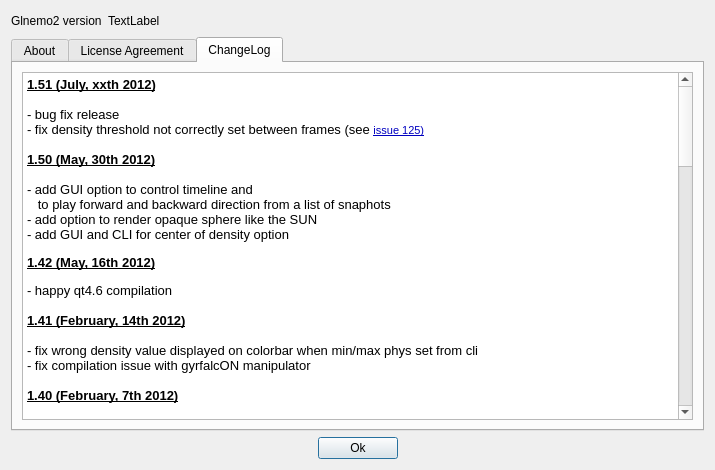
Above: src/formabout.ui from jcldc/glnemo2 before the change. Below: the same form after it.
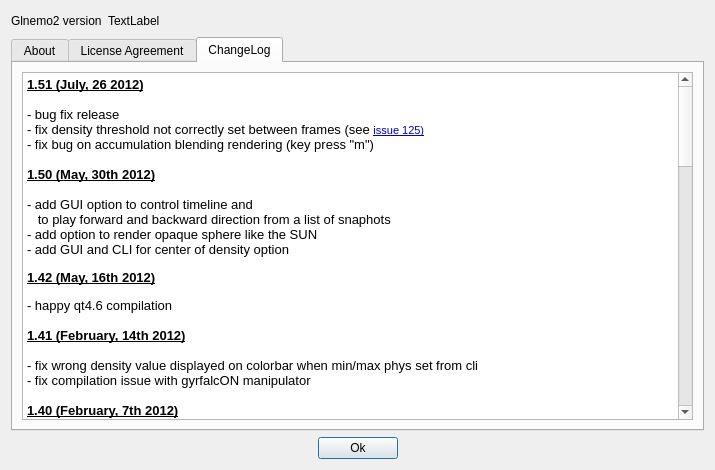
That is the form after the change. Icons and pictures are not drawn.

```diff
--- a/src/formabout.ui
+++ b/src/formabout.ui
@@ -1027,10 +1027,11 @@
 &lt;table border=&quot;0&quot; style=&quot;-qt-table-type: root; margin-top:4px; margin-bottom:4px; margin-left:4px; margin-right:4px;&quot;&gt;
 &lt;tr&gt;
 &lt;td style=&quot;border: none;&quot;&gt;
-&lt;p style=&quot; margin-top:0px; margin-bottom:0px; margin-left:0px; margin-right:0px; -qt-block-indent:0; text-indent:0px;&quot;&gt;&lt;span style=&quot; font-size:10pt; font-weight:600; text-decoration: underline;&quot;&gt;1.51 (July, xxth 2012)&lt;/span&gt;&lt;/p&gt;
+&lt;p style=&quot; margin-top:0px; margin-bottom:0px; margin-left:0px; margin-right:0px; -qt-block-indent:0; text-indent:0px;&quot;&gt;&lt;span style=&quot; font-size:10pt; font-weight:600; text-decoration: underline;&quot;&gt;1.51 (July, 26 2012)&lt;/span&gt;&lt;/p&gt;
 &lt;p style=&quot;-qt-paragraph-type:empty; margin-top:0px; margin-bottom:0px; margin-left:0px; margin-right:0px; -qt-block-indent:0; text-indent:0px; font-size:10pt; font-weight:600; text-decoration: underline;&quot;&gt;&lt;br /&gt;&lt;/p&gt;
 &lt;p style=&quot; margin-top:0px; margin-bottom:0px; margin-left:0px; margin-right:0px; -qt-block-indent:0; text-indent:0px;&quot;&gt;&lt;span style=&quot; font-size:10pt;&quot;&gt;- bug fix release&lt;/span&gt;&lt;/p&gt;
 &lt;p style=&quot; margin-top:0px; margin-bottom:0px; margin-left:0px; margin-right:0px; -qt-block-indent:0; text-indent:0px;&quot;&gt;&lt;span style=&quot; font-size:10pt;&quot;&gt;- fix density threshold not correctly set between frames (see &lt;/span&gt;&lt;a href=&quot;http://projets.oamp.fr/issues/125&quot;&gt;&lt;span style=&quot; text-decoration: underline; color:#0000c0;&quot;&gt;issue 125)&lt;/span&gt;&lt;/a&gt;&lt;/p&gt;
+&lt;p style=&quot; margin-top:0px; margin-bottom:0px; margin-left:0px; margin-right:0px; -qt-block-indent:0; text-indent:0px;&quot;&gt;&lt;span style=&quot; font-size:10pt;&quot;&gt;- fix bug on accumulation blending rendering (key press &amp;quot;m&amp;quot;) &lt;/span&gt;&lt;/p&gt;
 &lt;p style=&quot;-qt-paragraph-type:empty; margin-top:0px; margin-bottom:0px; margin-left:0px; margin-right:0px; -qt-block-indent:0; text-indent:0px; font-size:10pt;&quot;&gt;&lt;br /&gt;&lt;/p&gt;
 &lt;p style=&quot; margin-top:0px; margin-bottom:0px; margin-left:0px; margin-right:0px; -qt-block-indent:0; text-indent:0px;&quot;&gt;&lt;span style=&quot; font-size:10pt; font-weight:600; text-decoration: underline;&quot;&gt;1.50 (May, 30th 2012)&lt;/span&gt;&lt;/p&gt;
 &lt;p style=&quot;-qt-paragraph-type:empty; margin-top:0px; margin-bottom:0px; margin-left:0px; margin-right:0px; -qt-block-indent:0; text-indent:0px; font-size:10pt;&quot;&gt;&lt;br /&gt;&lt;/p&gt;
```
